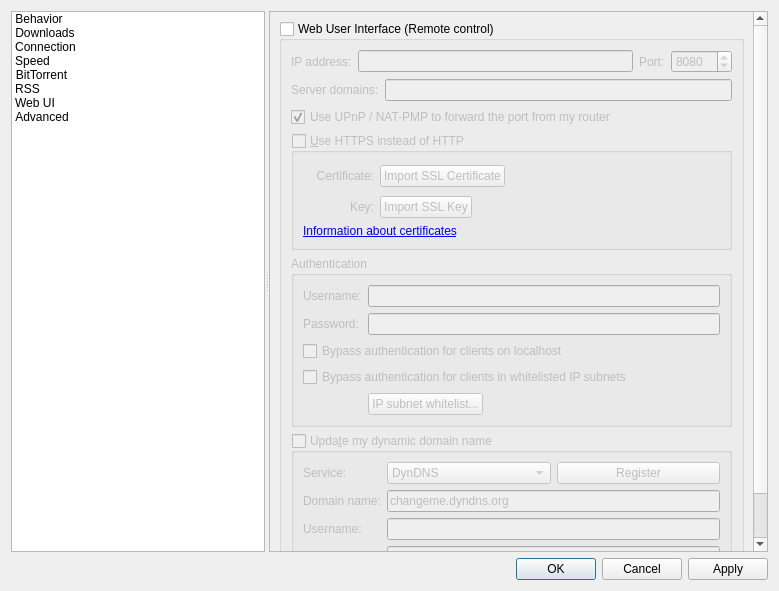
This is src/gui/optionsdlg.ui in SysAdminDoc/qBittorrent-Vanced as Qt 5 draws it before an edit. The edited form follows.
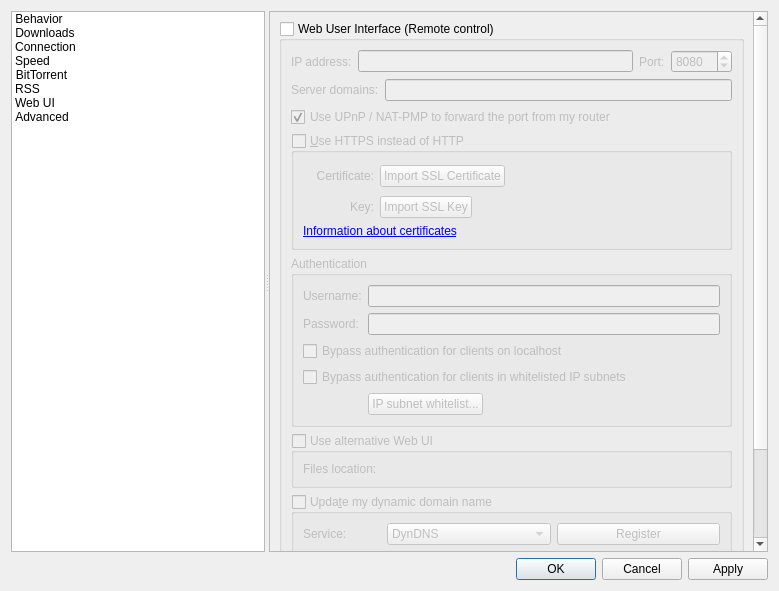
This is the edited form. The open tabs and pages were chosen to show the change. Custom widgets are drawn as their Qt base class.

The edit to the form file:
```diff
--- a/src/gui/optionsdlg.ui
+++ b/src/gui/optionsdlg.ui
@@ -3014,6 +3014,31 @@
                  </layout>
                 </widget>
                </item>
+               <item>
+                <widget class="QGroupBox" name="groupAltWebUI">
+                 <property name="title">
+                  <string>Use alternative Web UI</string>
+                 </property>
+                 <property name="checkable">
+                  <bool>true</bool>
+                 </property>
+                 <property name="checked">
+                  <bool>false</bool>
+                 </property>
+                 <layout class="QGridLayout" name="gridLayout_8">
+                  <item row="0" column="0">
+                   <widget class="QLabel" name="labelWebUIRootFolder">
+                    <property name="text">
+                     <string>Files location:</string>
+                    </property>
+                   </widget>
+                  </item>
+                  <item row="0" column="1">
+                   <widget class="FileSystemPathLineEdit" name="textWebUIRootFolder" native="true"/>
+                  </item>
+                 </layout>
+                </widget>
+               </item>
                <item>
                 <widget class="QGroupBox" name="checkDynDNS">
                  <property name="title">
```
